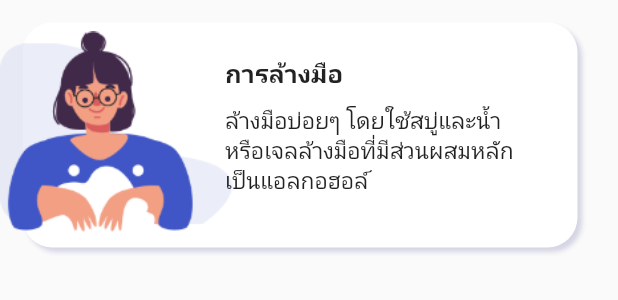
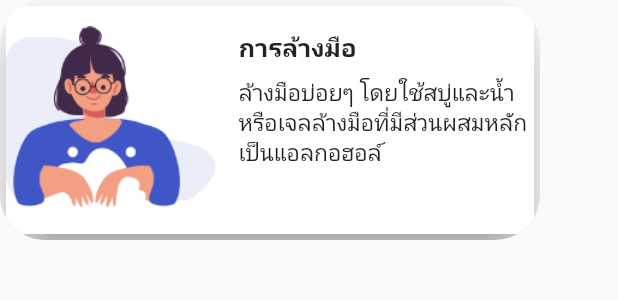
Before and after one commit to Naksila/Covid19_App, a Flutter app: the ItemList widget shown alone on an empty page, opened directly with sample values from the repository, on a phone screen of 412 x 824 dp. Shown: the top 300 px of the screen. Run offline on Flutter 3.47's test engine with Material 2 defaults, Android fonts, the phone set to English and light mode, and no system bars; our stand-ins replace fl_chart, flutter_svg, google_fonts; missing offline and left inert: kf_drawer; Roboto replaces fonts that are missing (Prompt).

Commit message:
Update Prevent .dart

```diff
--- a/lib/widgets/Prevent .dart
+++ b/lib/widgets/Prevent .dart
@@ -1,5 +1,6 @@
 import 'package:covid_app/Model/PreventModel.dart';
 import 'package:flutter/material.dart';
+import 'package:flutter/widgets.dart';
 
 class Prevent extends StatefulWidget {
   @override
@@ -24,39 +25,30 @@ class ItemList extends StatelessWidget {
 
   @override
   Widget build(BuildContext context) {
-    return Stack(
-      alignment: Alignment.centerLeft,
+    return Container(
+        height: 160,
+        width: 360,
+        margin: EdgeInsets.only(bottom: 15),
+        child: ClipRRect(
+          borderRadius: BorderRadius.all(Radius.circular(30)),
+          child: Card(
+            elevation: 15,
+            color: Colors.white,
+            shadowColor: Colors.grey,
+            child: Row(
+              mainAxisAlignment: MainAxisAlignment.start,
               children: [
+                Image(
+                  image: AssetImage(preventModel.image),
+                  width: 140,
+                ),
                 Container(
                   height: 150,
-          width: 370,
-          margin: EdgeInsets.all(15),
-          decoration: BoxDecoration(
-            borderRadius: BorderRadius.circular(20),
-            color: Colors.white,
-            boxShadow: [
-              BoxShadow(
-                color: Color(0xffd4d4e4),
-                blurRadius: 2,
-                spreadRadius: 0,
-                offset: Offset(3, 3),
-              )
-            ],
-          ),
-        ),
-        Image(
-          image: AssetImage(preventModel.image),
-          width: 155,
-        ),
-        Positioned(
-          left: 130,
-          child: Container(
-            padding: EdgeInsets.symmetric(horizontal: 20, vertical: 15),
-            height: 136,
-            width: MediaQuery.of(context).size.width - 175,
+                  padding: EdgeInsets.symmetric(horizontal: 15, vertical: 15),
+                  width: MediaQuery.of(context).size.width - 188,
                   child: Column(
                     crossAxisAlignment: CrossAxisAlignment.start,
-              mainAxisAlignment: MainAxisAlignment.spaceBetween,
+                    mainAxisAlignment: MainAxisAlignment.start,
                     children: <Widget>[
                       Text(
                         preventModel.title,
@@ -66,23 +58,22 @@ class ItemList extends StatelessWidget {
                         ),
                       ),
                       SizedBox(
-                  height: 10,
+                        height: 8,
                       ),
-                Expanded(
-                  child: Text(
+                      Text(
                         preventModel.text,
                         maxLines: 4,
-                    overflow: TextOverflow.ellipsis,
+                        overflow: TextOverflow.clip,
                         style: TextStyle(
                           fontSize: 15,
-                    ),
                         ),
                       ),
                     ],
                   ),
                 ),
+              ],
             ),
-      ],
-    );
+          ),
+        ));
   }
 }
```
Lines whose indentation alone changed are shown as unchanged.
